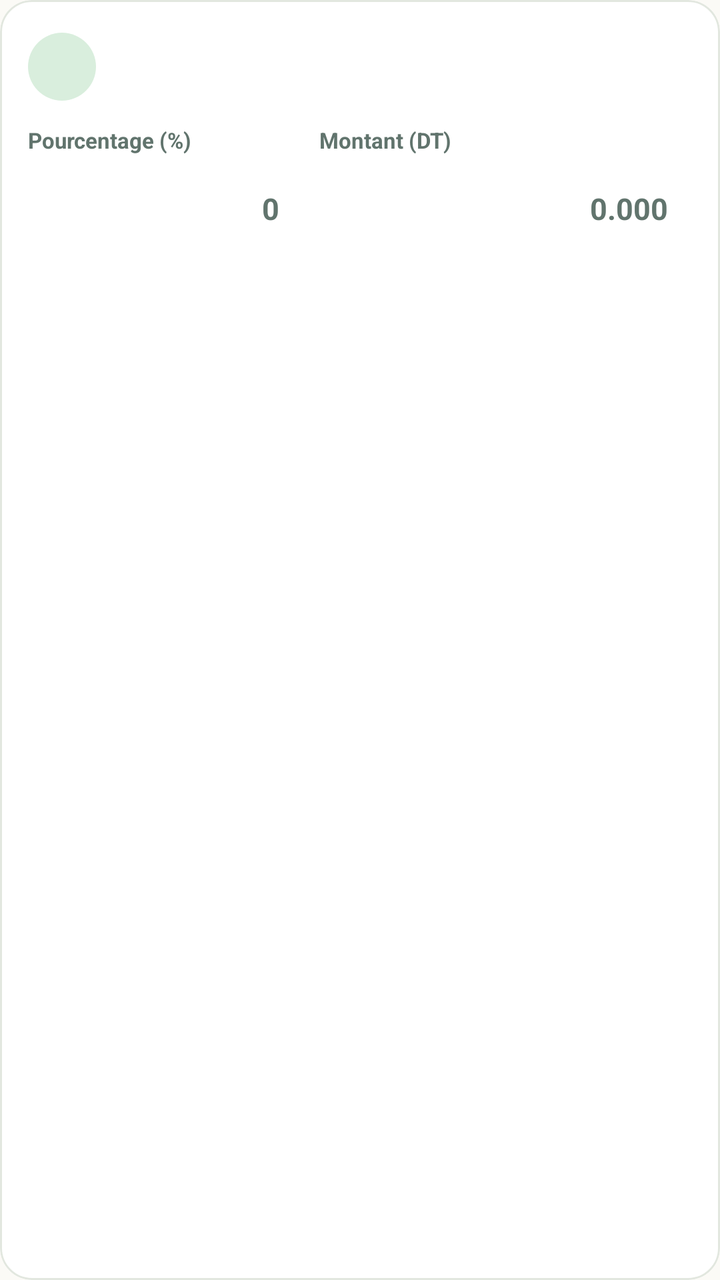
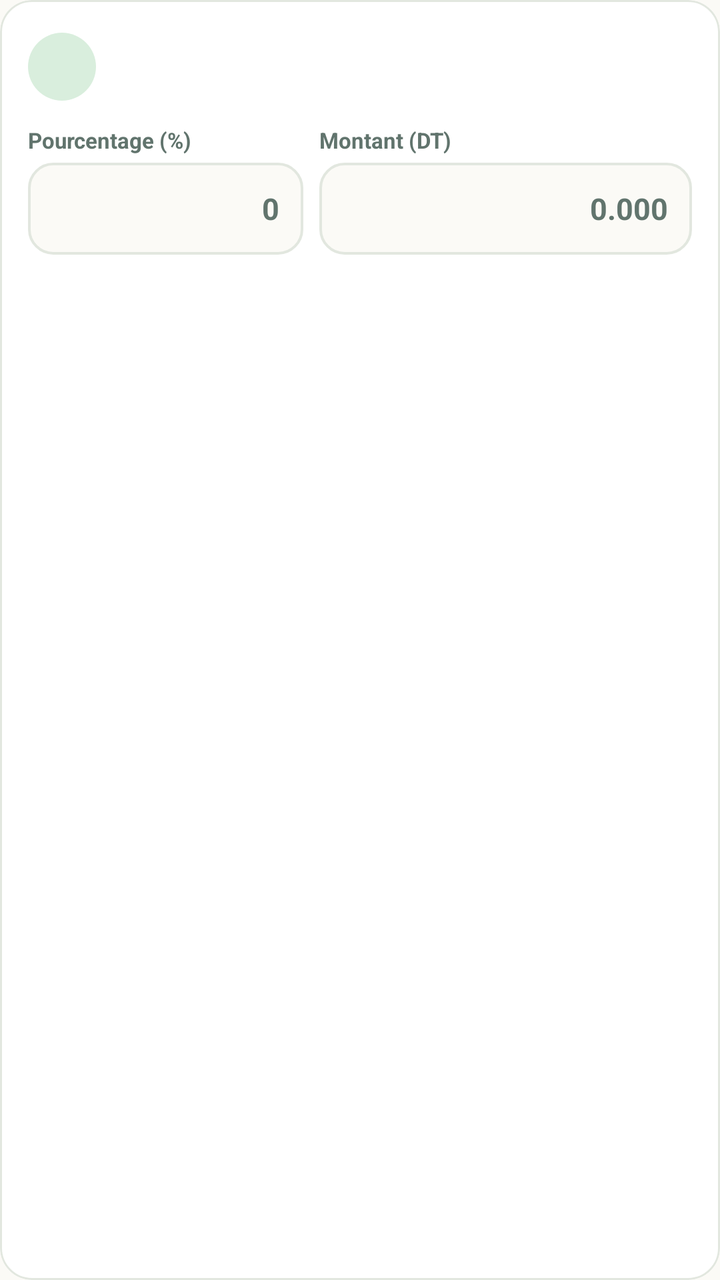

Compare the two renders of this Android layout. The source of the first and the diff that turns it into the second are given below.
<!-- AndroidManifest.xml: application theme Theme.Masrouf1 -->
<!-- res/layout/item_allocation_row.xml -->
<?xml version="1.0" encoding="utf-8"?>
<com.google.android.material.card.MaterialCardView xmlns:android="http://schemas.android.com/apk/res/android"
    xmlns:app="http://schemas.android.com/apk/res-auto"
    android:layout_width="match_parent"
    android:layout_height="wrap_content"
    android:layout_marginBottom="10dp"
    app:cardBackgroundColor="@color/alabaster"
    app:cardCornerRadius="16dp"
    app:cardElevation="0dp"
    app:strokeColor="@color/card_border"
    app:strokeWidth="1dp">

    <LinearLayout
        android:layout_width="match_parent"
        android:layout_height="wrap_content"
        android:orientation="vertical"
        android:padding="14dp">

        <LinearLayout
            android:layout_width="match_parent"
            android:layout_height="wrap_content"
            android:gravity="center_vertical"
            android:orientation="horizontal">

            <FrameLayout
                android:layout_width="34dp"
                android:layout_height="34dp"
                android:layout_marginEnd="10dp"
                android:background="@drawable/bg_circle_mint">

                <ImageView
                    android:id="@+id/alloc_cat_icon"
                    android:layout_width="18dp"
                    android:layout_height="18dp"
                    android:layout_gravity="center"
                    android:contentDescription="@null"
                    app:tint="@color/forest" />
            </FrameLayout>

            <LinearLayout
                android:layout_width="0dp"
                android:layout_height="wrap_content"
                android:layout_weight="1"
                android:orientation="vertical">

                <TextView
                    android:id="@+id/alloc_cat_name"
                    android:layout_width="match_parent"
                    android:layout_height="wrap_content"
                    android:textColor="@color/forest"
                    android:textSize="15sp"
                    android:textStyle="bold" />

                <TextView
                    android:id="@+id/alloc_cat_default_hint"
                    android:layout_width="match_parent"
                    android:layout_height="wrap_content"
                    android:layout_marginTop="2dp"
                    android:textColor="@color/muted_green"
                    android:textSize="12sp" />
            </LinearLayout>
        </LinearLayout>

        
        <LinearLayout
            android:layout_width="match_parent"
            android:layout_height="wrap_content"
            android:layout_marginTop="10dp"
            android:orientation="horizontal">

            <LinearLayout
                android:layout_width="0dp"
                android:layout_height="wrap_content"
                android:layout_marginEnd="8dp"
                android:layout_weight="1"
                android:orientation="vertical">

                <TextView
                    android:layout_width="match_parent"
                    android:layout_height="wrap_content"
                    android:labelFor="@id/alloc_cat_percent_input"
                    android:text="@string/allocate_pct_label"
                    android:textColor="@color/muted_green"
                    android:textSize="11sp"
                    android:textStyle="bold" />

                <EditText
                    android:id="@+id/alloc_cat_percent_input"
                    android:layout_width="match_parent"
                    android:layout_height="46dp"
                    android:layout_marginTop="4dp"
                    android:background="@drawable/bg_lang_unselected"
                    android:gravity="center_vertical|end"
                    android:hint="0"
                    android:inputType="numberDecimal"
                    android:maxLines="1"
                    android:paddingHorizontal="12dp"
                    android:textColor="@color/ink"
                    android:textColorHint="@color/muted_green"
                    android:textSize="15sp"
                    android:textStyle="bold" />
            </LinearLayout>

            <LinearLayout
                android:layout_width="0dp"
                android:layout_height="wrap_content"
                android:layout_weight="1.35"
                android:orientation="vertical">

                <TextView
                    android:layout_width="match_parent"
                    android:layout_height="wrap_content"
                    android:labelFor="@id/alloc_cat_amount_input"
                    android:text="@string/allocate_amount_label"
                    android:textColor="@color/muted_green"
                    android:textSize="11sp"
                    android:textStyle="bold" />

                <EditText
                    android:id="@+id/alloc_cat_amount_input"
                    android:layout_width="match_parent"
                    android:layout_height="46dp"
                    android:layout_marginTop="4dp"
                    android:background="@drawable/bg_lang_unselected"
                    android:gravity="center_vertical|end"
                    android:hint="0.000"
                    android:inputType="numberDecimal"
                    android:maxLines="1"
                    android:paddingHorizontal="12dp"
                    android:textColor="@color/ink"
                    android:textColorHint="@color/muted_green"
                    android:textSize="15sp"
                    android:textStyle="bold" />
            </LinearLayout>
        </LinearLayout>
    </LinearLayout>
</com.google.android.material.card.MaterialCardView>
<!-- resources referenced by this layout -->
<resources>
  <color name="alabaster">#FFFFFF</color>
  <color name="card_border">#E2E7DF</color>
  <color name="forest">#112B28</color>
  <color name="ink">#112B28</color>
  <color name="muted_green">#61746D</color>
  <!-- drawable bg_circle_mint (drawable) -->
  <?xml version="1.0" encoding="utf-8"?>
  <shape xmlns:android="http://schemas.android.com/apk/res/android"
      android:shape="oval">
      <solid android:color="@color/mint" />
  </shape>
  <!-- drawable bg_lang_unselected (drawable) -->
  <?xml version="1.0" encoding="utf-8"?>
  <shape xmlns:android="http://schemas.android.com/apk/res/android"
      android:shape="rectangle">
      <solid android:color="@android:color/transparent" />
      <corners android:radius="16dp" />
  </shape>
  <string name="allocate_amount_label">Montant (DT)</string>
  <string name="allocate_pct_label">Pourcentage (%)</string>
  <style name="Theme.Masrouf1" parent="Base.Theme.Masrouf1" />
  <color name="mint">#D9EEDD</color>
  <color name="emerald">#2E7D43</color>
  <color name="mint_light">#D9EEDD</color>
  <color name="mint_accent">#85B8A5</color>
  <color name="cream">#FBFAF6</color>
  <color name="coral">#DC7770</color>
  <style name="Widget.Masrouf.TextInputLayout" parent="Widget.Material3.TextInputLayout.OutlinedBox">
          <item name="boxBackgroundColor">@color/alabaster</item>
          <item name="boxStrokeColor">@color/text_input_stroke_color</item>
          <item name="hintEnabled">false</item>
          <item name="hintTextColor">@color/text_input_label_color</item>
          <item name="android:textColorHint">@color/muted_green</item>
          <item name="boxCornerRadiusTopStart">12dp</item>
          <item name="boxCornerRadiusTopEnd">12dp</item>
          <item name="boxCornerRadiusBottomStart">12dp</item>
          <item name="boxCornerRadiusBottomEnd">12dp</item>
      </style>
  <style name="Widget.Masrouf.Chip" parent="Widget.Material3.Chip.Filter">
          <item name="chipBackgroundColor">@color/chip_background_color</item>
          <item name="chipStrokeColor">@color/chip_stroke_color</item>
          <item name="chipStrokeWidth">1dp</item>
          <item name="android:textColor">@color/forest</item>
          <item name="checkedIconTint">@color/emerald</item>
      </style>
  <style name="Widget.Masrouf.Button.Outlined" parent="Widget.Material3.Button.OutlinedButton">
          <item name="android:textColor">@color/forest</item>
          <item name="strokeColor">@color/forest</item>
          <item name="iconTint">@color/forest</item>
      </style>
  <style name="ThemeOverlay.Masrouf.AlertDialog" parent="ThemeOverlay.Material3.MaterialAlertDialog">
          <item name="colorPrimary">@color/forest</item>
          <item name="colorSecondary">@color/emerald</item>
          <item name="colorSurface">@color/alabaster</item>
          <item name="colorSurfaceContainerHigh">@color/alabaster</item>
          <item name="buttonBarPositiveButtonStyle">@style/Widget.Masrouf.DialogButton</item>
          <item name="buttonBarNegativeButtonStyle">@style/Widget.Masrouf.DialogButton</item>
          <item name="buttonBarNeutralButtonStyle">@style/Widget.Masrouf.DialogButton</item>
      </style>
  <style name="Widget.Masrouf.EditText" parent="Widget.AppCompat.EditText">
          <item name="android:textColor">@color/ink</item>
          <item name="android:textColorHint">@color/muted_green</item>
      </style>
  <style name="Widget.Masrouf.Button.Material" parent="Widget.Material3.Button">
          <item name="android:minHeight">48dp</item>
          <item name="backgroundTint">@color/forest</item>
          <item name="android:textColor">@color/alabaster</item>
      </style>
  <style name="Widget.Masrouf.DialogButton" parent="Widget.Material3.Button.TextButton.Dialog">
          <item name="android:textColor">@color/emerald</item>
      </style>
  <!-- unchanged entries left out for length: 1 -->
</resources>

<!-- the commit's change to res/layout/item_allocation_row.xml (unified diff, before → after) -->
@@ -89,7 +89,7 @@
                     android:layout_width="match_parent"
                     android:layout_height="46dp"
                     android:layout_marginTop="4dp"
-                    android:background="@drawable/bg_lang_unselected"
+                    android:background="@drawable/bg_allocation_input"
                     android:gravity="center_vertical|end"
                     android:hint="0"
                     android:inputType="numberDecimal"
@@ -121,7 +121,7 @@
                     android:layout_width="match_parent"
                     android:layout_height="46dp"
                     android:layout_marginTop="4dp"
-                    android:background="@drawable/bg_lang_unselected"
+                    android:background="@drawable/bg_allocation_input"
                     android:gravity="center_vertical|end"
                     android:hint="0.000"
                     android:inputType="numberDecimal"
<!-- resource entries referenced after the edit -->
@@ -5,18 +5,21 @@
   <color name="forest">#112B28</color>
   <color name="ink">#112B28</color>
   <color name="muted_green">#61746D</color>
+  <!-- drawable bg_allocation_input (drawable) -->
+  <?xml version="1.0" encoding="utf-8"?>
+  <shape xmlns:android="http://schemas.android.com/apk/res/android"
+      android:shape="rectangle">
+      <solid android:color="@color/cream" />
+      <corners android:radius="12dp" />
+      <stroke
+          android:width="1.2dp"
+          android:color="@color/card_border" />
+  </shape>
   <!-- drawable bg_circle_mint (drawable) -->
   <?xml version="1.0" encoding="utf-8"?>
   <shape xmlns:android="http://schemas.android.com/apk/res/android"
       android:shape="oval">
       <solid android:color="@color/mint" />
-  </shape>
-  <!-- drawable bg_lang_unselected (drawable) -->
-  <?xml version="1.0" encoding="utf-8"?>
-  <shape xmlns:android="http://schemas.android.com/apk/res/android"
-      android:shape="rectangle">
-      <solid android:color="@android:color/transparent" />
-      <corners android:radius="16dp" />
   </shape>
   <string name="allocate_amount_label">Montant (DT)</string>
   <string name="allocate_pct_label">Pourcentage (%)</string>
